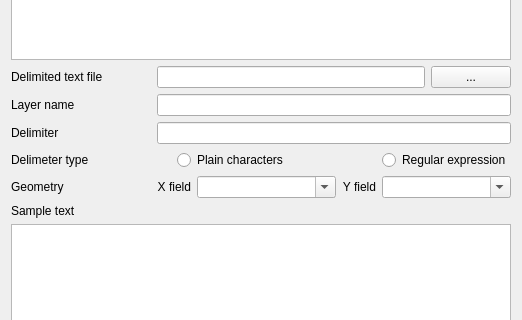
Before: the Qt Designer form qgis/src/plugins/delimited_text/qgsdelimitedtextpluginguibase.ui in sourcepole/qgis, drawn with Qt 5; both pictures show x 0 to 522 and y 139 to 459 of the 522 by 547 pixel window.
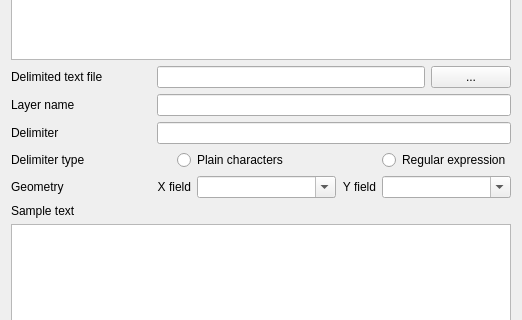
After: the same form once the commit is applied. Icons and pictures are not drawn. Custom widgets are drawn as their Qt base class.

Commit message: german translation update and minor fixes

What changed in the file:
```diff
--- a/qgis/src/plugins/delimited_text/qgsdelimitedtextpluginguibase.ui
+++ b/qgis/src/plugins/delimited_text/qgsdelimitedtextpluginguibase.ui
@@ -164,7 +164,7 @@
    <item row="5" column="0" colspan="2" >
     <widget class="QLabel" name="label_2" >
      <property name="text" >
-      <string>Delimeter type</string>
+      <string>Delimiter type</string>
      </property>
      <property name="buddy" >
       <cstring>delimiterPlain</cstring>
```
The commit also changes 2 other files.
